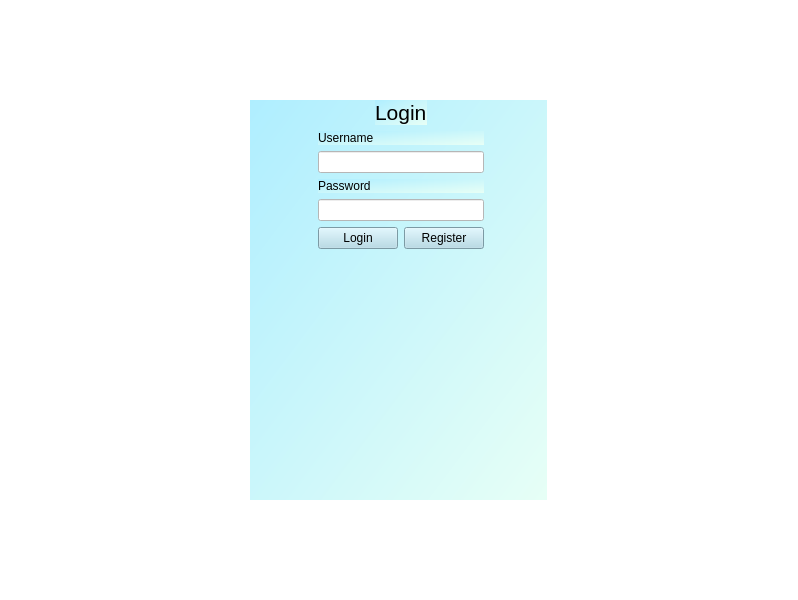
mirela7/MCIA-TEaMS, file MCIA/QT/mainwindow.ui: the form before one commit.
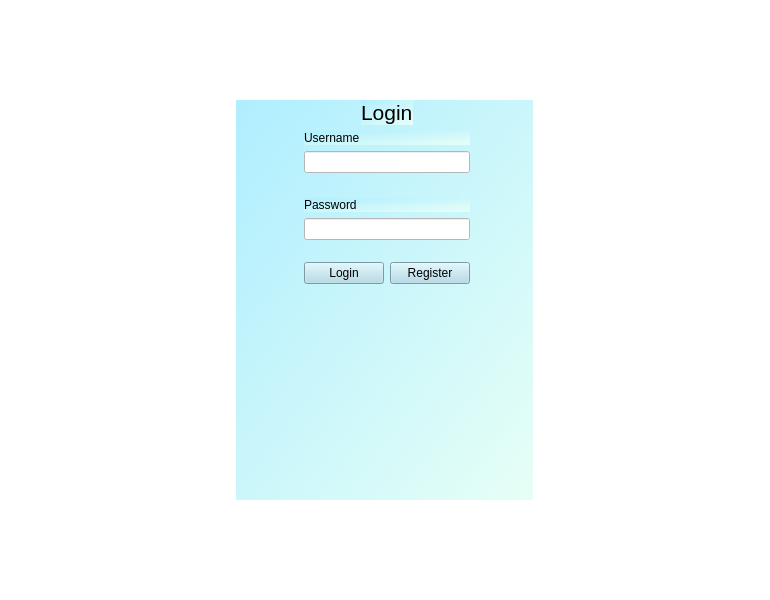
The form after the commit.

Commit message: Login paired to DB, displays errors

Patch:
```diff
--- a/MCIA/QT/mainwindow.ui
+++ b/MCIA/QT/mainwindow.ui
@@ -6,7 +6,7 @@
    <rect>
     <x>0</x>
     <y>0</y>
-    <width>798</width>
+    <width>770</width>
     <height>600</height>
    </rect>
   </property>
@@ -47,18 +47,25 @@
           </rect>
          </property>
          <layout class="QGridLayout" name="gridLayout_2">
-          <item row="11" column="1">
-           <spacer name="verticalSpacer">
-            <property name="orientation">
-             <enum>Qt::Vertical</enum>
+          <item row="6" column="1">
+           <widget class="QLineEdit" name="lnePassword">
+            <property name="styleSheet">
+             <string notr="true">background: white;</string>
             </property>
-            <property name="sizeHint" stdset="0">
-             <size>
-              <width>20</width>
-              <height>40</height>
-             </size>
+            <property name="echoMode">
+             <enum>QLineEdit::Password</enum>
             </property>
-           </spacer>
+           </widget>
+          </item>
+          <item row="5" column="1">
+           <widget class="QLabel" name="lblPassword">
+            <property name="text">
+             <string>Password</string>
+            </property>
+            <property name="buddy">
+             <cstring>lnePassword</cstring>
+            </property>
+           </widget>
           </item>
           <item row="1" column="0">
            <spacer name="horizontalSpacer">
@@ -73,7 +80,14 @@
             </property>
            </spacer>
           </item>
-          <item row="7" column="1">
+          <item row="3" column="1">
+           <widget class="QLineEdit" name="lneUsername">
+            <property name="styleSheet">
+             <string notr="true">background: white;</string>
+            </property>
+           </widget>
+          </item>
+          <item row="8" column="1">
            <layout class="QHBoxLayout" name="horizontalLayout">
             <item>
              <widget class="QPushButton" name="btnLogin">
@@ -103,17 +117,44 @@
             </item>
            </layout>
           </item>
-          <item row="2" column="1">
-           <widget class="QLabel" name="lblUsername">
-            <property name="text">
-             <string>Username</string>
+          <item row="1" column="2">
+           <spacer name="horizontalSpacer_2">
+            <property name="orientation">
+             <enum>Qt::Horizontal</enum>
             </property>
-           </widget>
+            <property name="sizeHint" stdset="0">
+             <size>
+              <width>40</width>
+              <height>20</height>
+             </size>
+            </property>
+           </spacer>
+          </item>
+          <item row="12" column="1">
+           <spacer name="verticalSpacer">
+            <property name="orientation">
+             <enum>Qt::Vertical</enum>
+            </property>
+            <property name="sizeHint" stdset="0">
+             <size>
+              <width>20</width>
+              <height>40</height>
+             </size>
+            </property>
+           </spacer>
           </item>
           <item row="4" column="1">
-           <widget class="QLabel" name="lblPassword">
+           <widget class="QLabel" name="lblUsernameError">
+            <property name="font">
+             <font>
+              <pointsize>8</pointsize>
+             </font>
+            </property>
+            <property name="styleSheet">
+             <string notr="true">color: darkred; background: transparent;</string>
+            </property>
             <property name="text">
-             <string>Password</string>
+             <string/>
             </property>
            </widget>
           </item>
@@ -165,33 +206,28 @@
             </item>
            </layout>
           </item>
-          <item row="3" column="1">
-           <widget class="QLineEdit" name="lneUsername">
-            <property name="styleSheet">
-             <string notr="true">background: white;</string>
+          <item row="2" column="1">
+           <widget class="QLabel" name="lblUsername">
+            <property name="text">
+             <string>Username</string>
+            </property>
+            <property name="buddy">
+             <cstring>lneUsername</cstring>
             </property>
            </widget>
           </item>
-          <item row="1" column="2">
-           <spacer name="horizontalSpacer_2">
-            <property name="orientation">
-             <enum>Qt::Horizontal</enum>
+          <item row="7" column="1">
+           <widget class="QLabel" name="lblPasswordError">
+            <property name="font">
+             <font>
+              <pointsize>7</pointsize>
+             </font>
             </property>
-            <property name="sizeHint" stdset="0">
-             <size>
-              <width>40</width>
-              <height>20</height>
-             </size>
-            </property>
-           </spacer>
-          </item>
-          <item row="5" column="1">
-           <widget class="QLineEdit" name="lnePassword">
             <property name="styleSheet">
-             <string notr="true">background: white;</string>
+             <string notr="true">color: darkred; background: transparent;</string>
             </property>
-            <property name="echoMode">
-             <enum>QLineEdit::Password</enum>
+            <property name="text">
+             <string/>
             </property>
            </widget>
           </item>
```
Left out of the diff: 6 changed lines with no effect on the pictures. The commit also changes 1 other file.
